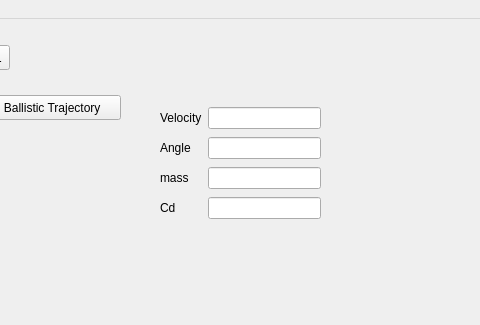
Before: the Qt Designer form gui/MainWindow.ui in qtrocket/qtrocket, drawn with Qt 5; both pictures show x 366 to 846 and y 0 to 325 of the 1031 by 694 pixel window.
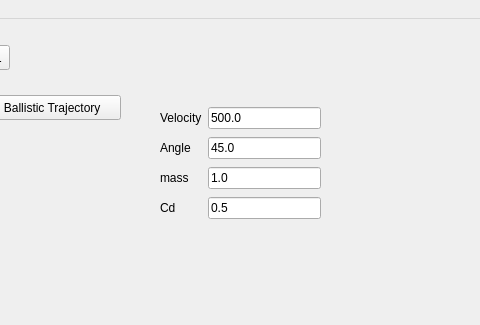
After: the same form once the commit is applied. Icons and pictures are not drawn. Custom widgets are drawn as their Qt base class.

```diff
--- a/gui/MainWindow.ui
+++ b/gui/MainWindow.ui
@@ -99,7 +99,7 @@
         <string>Calculate Ballistic Trajectory</string>
        </property>
       </widget>
-      <widget class="QWidget" name="">
+      <widget class="QWidget" name="layoutWidget">
        <property name="geometry">
         <rect>
          <x>260</x>
@@ -117,7 +117,11 @@
          </widget>
         </item>
         <item row="0" column="1">
-         <widget class="QLineEdit" name="initialVelocity"/>
+         <widget class="QLineEdit" name="initialVelocity">
+          <property name="text">
+           <string>500.0</string>
+          </property>
+         </widget>
         </item>
         <item row="1" column="0">
          <widget class="QLabel" name="label_2">
@@ -127,7 +131,11 @@
          </widget>
         </item>
         <item row="1" column="1">
-         <widget class="QLineEdit" name="initialAngle"/>
+         <widget class="QLineEdit" name="initialAngle">
+          <property name="text">
+           <string>45.0</string>
+          </property>
+         </widget>
         </item>
         <item row="2" column="0">
          <widget class="QLabel" name="label_3">
@@ -137,7 +145,11 @@
          </widget>
         </item>
         <item row="2" column="1">
-         <widget class="QLineEdit" name="mass"/>
+         <widget class="QLineEdit" name="mass">
+          <property name="text">
+           <string>1.0</string>
+          </property>
+         </widget>
         </item>
         <item row="3" column="0">
          <widget class="QLabel" name="label_4">
@@ -147,7 +159,11 @@
          </widget>
         </item>
         <item row="3" column="1">
-         <widget class="QLineEdit" name="dragCoeff"/>
+         <widget class="QLineEdit" name="dragCoeff">
+          <property name="text">
+           <string>0.5</string>
+          </property>
+         </widget>
         </item>
        </layout>
       </widget>
```
